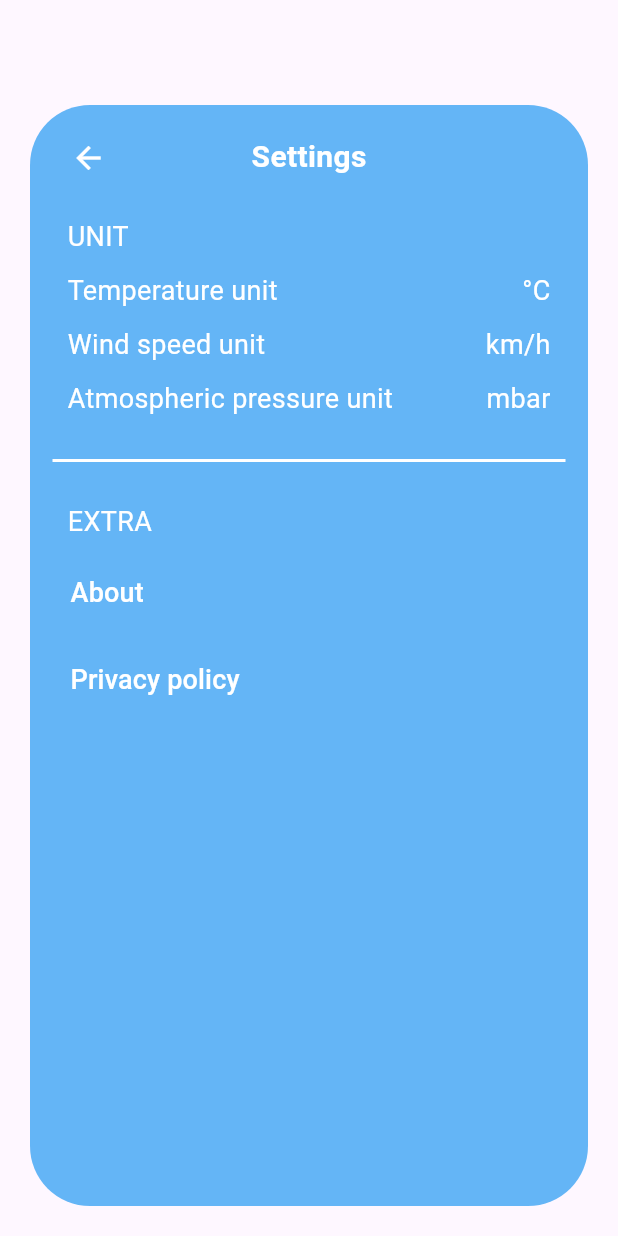
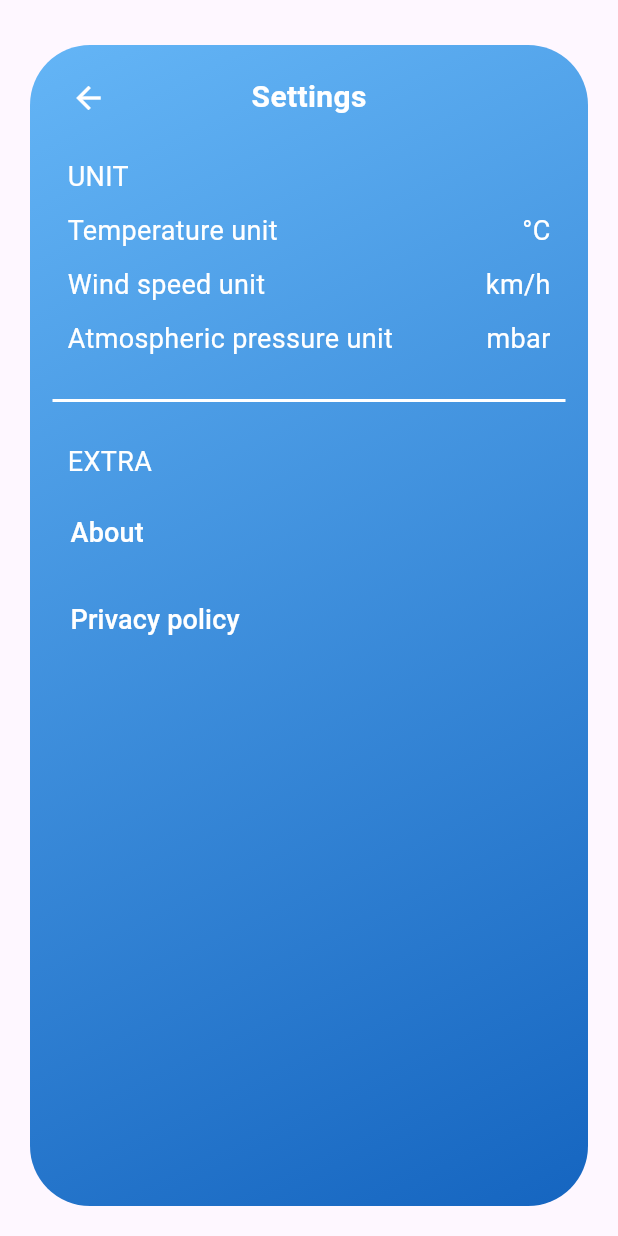
Before and after one commit to VLad345406/flutter_weather_forecast, a Flutter app: the SettingsScreen screen opened directly, on a phone screen of 412 x 824 dp. Run offline on Flutter 3.47's test engine with Material 3 defaults, Android fonts, the phone set to English and light mode, and no system bars; our stand-ins replace flutter_svg, weather_icons; network calls fail.

Commit message:
Add gradient color and fix settings_screen and manage_location_screen top padding in android

```diff
--- a/lib/elements/city_plate.dart
+++ b/lib/elements/city_plate.dart
@@ -63,8 +63,11 @@ class CityPlate extends StatelessWidget {
                 WeatherIcon(
                   main: 'Rain',
                   iconSize: 25,
+                  color: Colors.black,
                 ),
-                SizedBox(height: 5,),
+                SizedBox(
+                  height: 5,
+                ),
                 Text('Heavy rain'),
               ],
             ),
--- a/lib/home_page.dart
+++ b/lib/home_page.dart
@@ -114,6 +114,7 @@ class _HomePageState extends State<HomePage> {
                           WeatherIcon(
                             main: weather!.weather[0].mainCondition,
                             iconSize: 100,
+                            color: Colors.black,
                           ),
                           const SizedBox(
                             width: 15,
@@ -235,6 +236,7 @@ class _HomePageState extends State<HomePage> {
                                             main: weather!.weather[index + 1]
                                                 .mainCondition,
                                             iconSize: 30,
+                                            color: Colors.white,
                                           ),
                                         ],
                                       ),
--- a/lib/screens/settings_screen.dart
+++ b/lib/screens/settings_screen.dart
@@ -1,3 +1,5 @@
+import 'dart:io';
+
 import 'package:flutter/material.dart';
 
 class SettingsScreen extends StatelessWidget {
@@ -7,10 +9,19 @@ class SettingsScreen extends StatelessWidget {
   Widget build(BuildContext context) {
     return Scaffold(
       body: Container(
-        margin: const EdgeInsets.only(top: 70, left: 20, right: 20, bottom: 20),
+        margin: EdgeInsets.only(
+          top: Platform.isIOS ? 60 : 30,
+          left: 20,
+          right: 20,
+          bottom: 20,
+        ),
         decoration: BoxDecoration(
-          color: Colors.blue[300],
           borderRadius: BorderRadius.circular(40),
+          gradient: LinearGradient(
+            colors: [Colors.blue[300]!, Colors.blue[800]!],
+            begin: Alignment.topLeft,
+            end: Alignment.bottomRight,
+          ),
         ),
         child: Padding(
           padding: const EdgeInsets.all(15),
```
Also changed, not shown: lib/screens/home_screen.dart (+10 -3 lines), lib/screens/manage_location_screen.dart (+13 -2 lines), lib/weather_icon.dart (+9 -4 lines).
